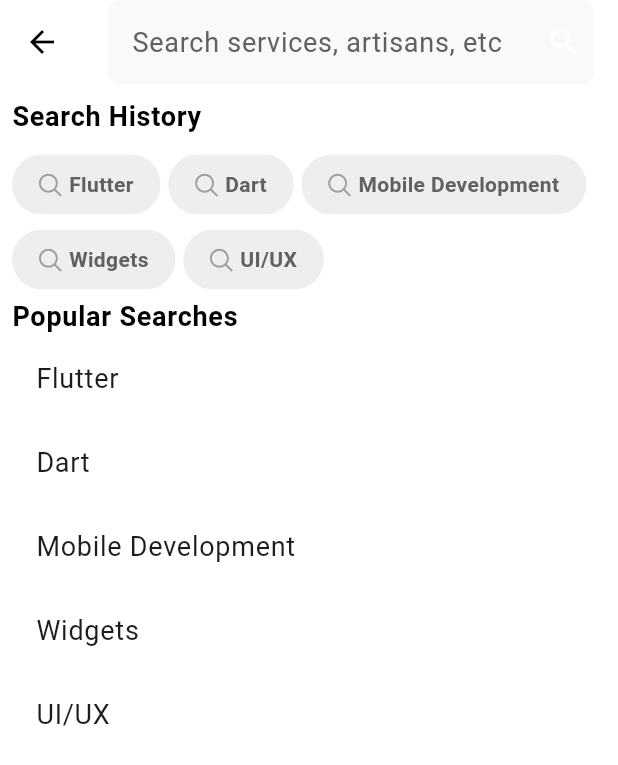
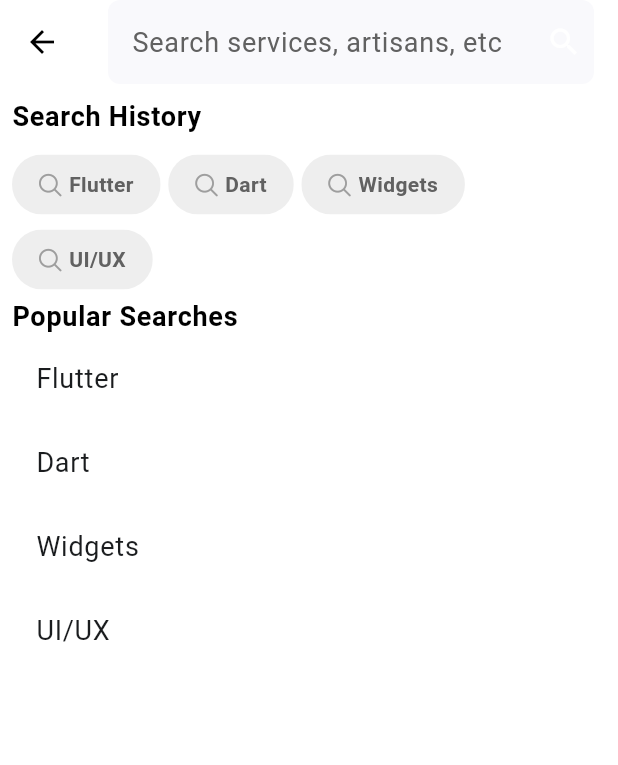
Before and after one commit to Awesomewsdm/service_masters, a Flutter app: the SearchScreen screen opened directly, on a phone screen of 412 x 824 dp. Shown: the top 765 px of the screen. Run offline on Flutter 3.47's test engine with Material 3 defaults, Android fonts, the phone set to English and light mode, and no system bars; our stand-ins replace auto_route, chat_bubbles, cloud_firestore, equatable, firebase_auth, firebase_core and 19 more; missing offline and left inert: agora_rtc_engine, flutter_google_maps_webservices; accounts and stored records are empty.

Commit message:
Remove commented code for "Mobile Development"

```diff
--- a/lib/search_providers/view/search_screen.dart
+++ b/lib/search_providers/view/search_screen.dart
@@ -10,7 +10,7 @@ class SearchScreen extends StatelessWidget {
     final searchHistory = <String>[
       "Flutter",
       "Dart",
-      "Mobile Development",
+      // "Mobile Development",
       "Widgets",
       "UI/UX",
     ];
```
